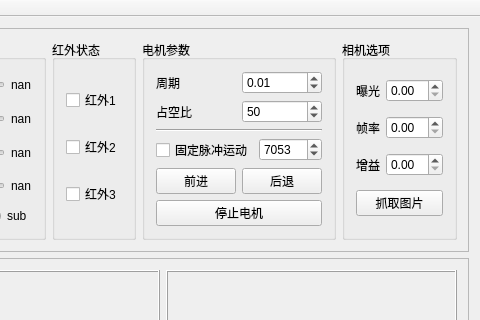
Qt form mainwindow.ui (littlebaibear/control_cap) before a commit; both pictures show x 748 to 1228 and y 0 to 320 of the 1228 by 636 pixel window.
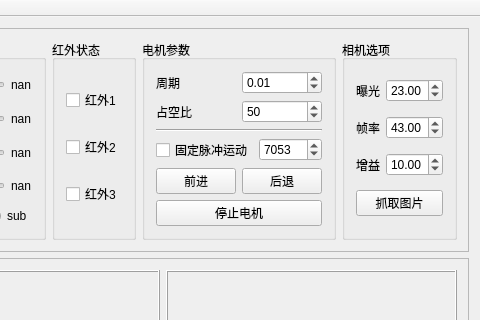
The same form after that commit.

The edit to the form file:
```diff
--- a/mainwindow.ui
+++ b/mainwindow.ui
@@ -426,7 +426,11 @@
                </widget>
               </item>
               <item>
-               <widget class="QDoubleSpinBox" name="shutterSpin"/>
+               <widget class="QDoubleSpinBox" name="shutterSpin">
+                <property name="value">
+                 <double>23.000000000000000</double>
+                </property>
+               </widget>
               </item>
              </layout>
             </item>
@@ -440,7 +444,11 @@
                </widget>
               </item>
               <item>
-               <widget class="QDoubleSpinBox" name="frameSpin"/>
+               <widget class="QDoubleSpinBox" name="frameSpin">
+                <property name="value">
+                 <double>43.000000000000000</double>
+                </property>
+               </widget>
               </item>
              </layout>
             </item>
@@ -454,7 +462,11 @@
                </widget>
               </item>
               <item>
-               <widget class="QDoubleSpinBox" name="gainSpin"/>
+               <widget class="QDoubleSpinBox" name="gainSpin">
+                <property name="value">
+                 <double>10.000000000000000</double>
+                </property>
+               </widget>
               </item>
              </layout>
             </item>
```
